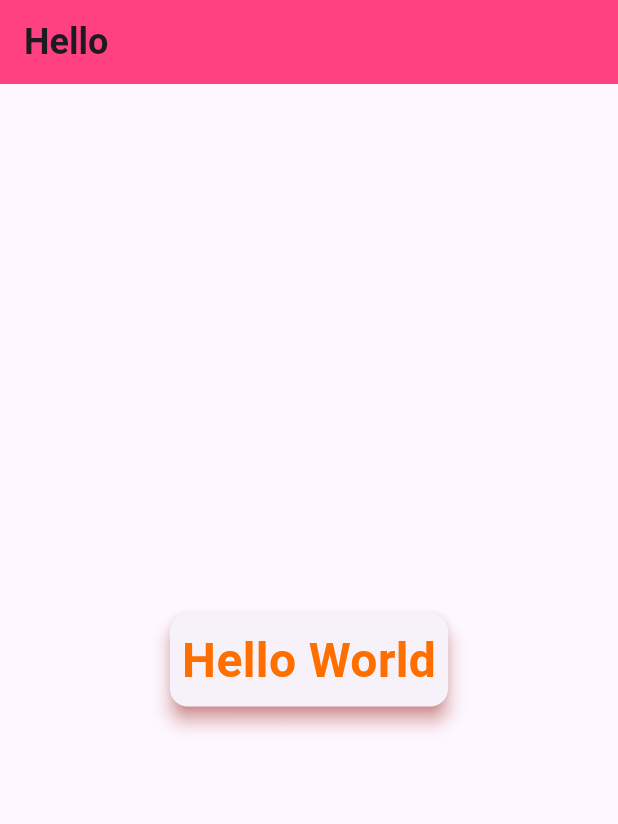
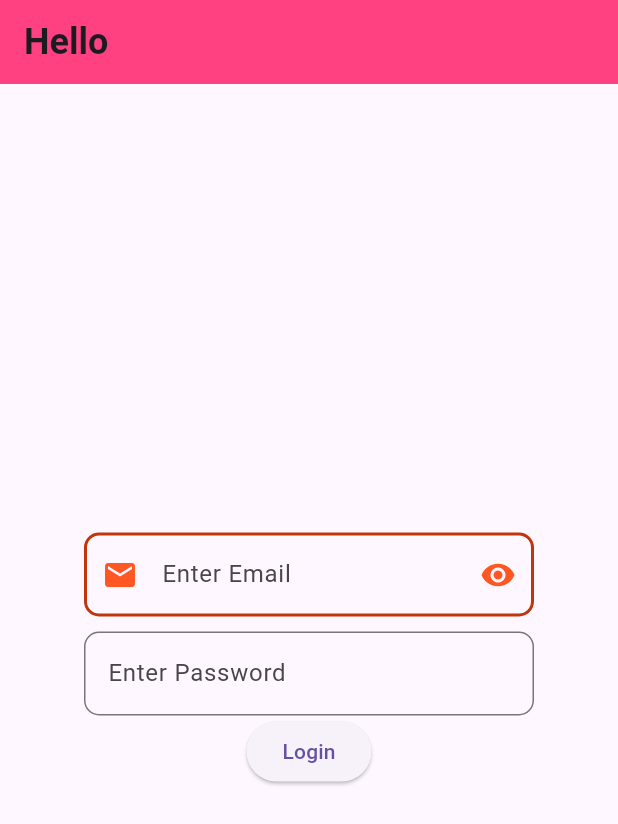
Before and after one commit to hannanmiyaji/flutter, a Flutter app: the screen it shows after launch, on a phone screen of 412 x 824 dp. Shown: the top 824 px of the screen. Run offline on Flutter 3.47's test engine with Material 3 defaults, Android fonts, the phone set to English and light mode, and no system bars.

Commit message:
TextField Widgets

```diff
--- a/lib/main.dart
+++ b/lib/main.dart
@@ -14,7 +14,7 @@ class MyApp extends StatelessWidget {
       title: 'Flutter Demo',
       debugShowCheckedModeBanner: false,
       theme: ThemeData(
-        primarySwatch: Colors.cyan,
+        primarySwatch: Colors.green,
       ),
       home: HomePage(),
     );
@@ -22,7 +22,10 @@ class MyApp extends StatelessWidget {
 }
 
 class HomePage extends StatelessWidget {
-  const HomePage({super.key});
+  HomePage({super.key});
+
+  var emailText = TextEditingController();
+  var passText = TextEditingController();
 
   @override
   Widget build(BuildContext context) {
@@ -35,19 +38,66 @@ class HomePage extends StatelessWidget {
         ),
       ),
       body: Center(
-        child: Card(
-          elevation: 5,
-          shadowColor: Colors.red,
-          child: Padding(
-            padding: const EdgeInsets.all(8.0),
-            child: Text(
-              'Hello World',
-              style: TextStyle(
-                fontSize: 32,
-                fontWeight: FontWeight.w700,
-                color: Color(0xFFFF6F00),
+        child: Container(
+          width: 300,
+          child: Column(
+            mainAxisAlignment: MainAxisAlignment.center,
+            children: [
+              TextField(
+                controller: emailText,
+                decoration: InputDecoration(
+                    hintText: 'Enter Email',
+                    focusedBorder: OutlineInputBorder(
+                      borderRadius: BorderRadius.circular(10),
+                      borderSide: BorderSide(color: Colors.green, width: 2),
+                    ),
+                    enabledBorder: OutlineInputBorder(
+                      borderRadius: BorderRadius.circular(10),
+                      borderSide: BorderSide(
+                        color: Color(0xFFBF360C),
+                        width: 2,
+                      ),
+                    ),
+                    disabledBorder: OutlineInputBorder(
+                      borderRadius: BorderRadius.circular(10),
+                      borderSide:
+                          BorderSide(color: Colors.yellowAccent, width: 2),
+                    ),
+                    suffixIcon:
+                        Icon(Icons.remove_red_eye, color: Colors.deepOrange),
+                    prefixIcon: Icon(
+                      Icons.email,
+                      color: Colors.deepOrange,
+                    )),
               ),
-            ),
+              Column(
+                children: [
+                  Container(
+                    height: 10,
+                  ),
+                ],
+              ),
+              TextField(
+                obscureText: true,
+                // obscuringCharacter: '*',
+                controller: passText,
+                decoration: InputDecoration(
+                    hintText: 'Enter Password',
+                    border: OutlineInputBorder(
+                      borderRadius: BorderRadius.circular(10),
+                      borderSide:
+                          BorderSide(color: Colors.cyanAccent, width: 2),
+                    )),
+              ),
+              ElevatedButton(
+                onPressed: () {
+                  String uEmail = emailText.text.toString();
+                  String uPass = passText.text;
+                  print("Email:$uEmail,Pass:$uPass");
+                },
+                child: Text('Login'),
+              ),
+            ],
           ),
         ),
       ),
```
